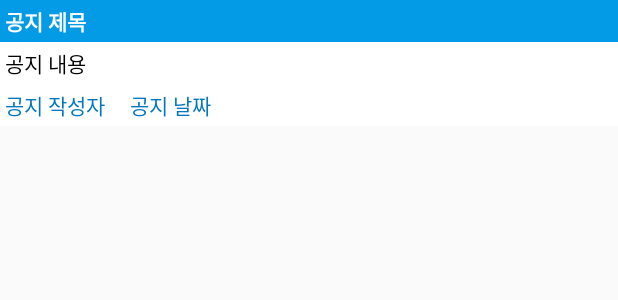
After one commit to nuyadkrap/NFC-Attendance-App, an Android app: the layout notice.xml on its own in the app's theme, with its tools: preview values and no code run, on a phone screen of 412 x 824 dp. The commit adds this screen. Shown: the top 300 px of the screen. Run offline under Robolectric (Android 15) with nearby library versions, the phone set to English and light mode, and no system bars; network calls fail.

Commit message:
NOTICE LIST

```diff
--- a/app/src/main/AndroidManifest.xml
+++ b/app/src/main/AndroidManifest.xml
@@ -28,6 +28,7 @@
         <activity android:name=".TimetableActivity" />
         <activity android:name=".CourseListActivity" />
         <activity android:name=".DeleteListActivity" />
+        <activity android:name=".NoticeActivity"/>
         <activity android:name=".LoginActivity">
             <intent-filter>
                 <action android:name="android.intent.action.MAIN" />
--- /dev/null
+++ b/app/src/main/res/layout/notice.xml
@@ -0,0 +1,80 @@
+<?xml version="1.0" encoding="utf-8"?>
+<LinearLayout xmlns:android="http://schemas.android.com/apk/res/android"
+    android:orientation="horizontal" android:layout_width="match_parent"
+    android:layout_height="wrap_content"
+    >
+    <LinearLayout
+        android:layout_width="match_parent"
+        android:layout_height="wrap_content"
+        android:orientation="vertical"
+
+        >
+
+        <LinearLayout
+            android:layout_width="match_parent"
+            android:layout_height="wrap_content"
+            android:background="@color/colorPrimary"
+            android:orientation="horizontal"
+            >
+
+
+            <TextView
+                android:id="@+id/noticeName"
+                android:layout_width="wrap_content"
+                android:layout_height="wrap_content"
+                android:layout_gravity="center"
+                android:padding="3dp"
+                android:text="공지 제목"
+                android:textColor="#ffffff"
+                android:textStyle="bold" />
+        </LinearLayout>
+
+        <LinearLayout
+            android:layout_width="match_parent"
+            android:layout_height="wrap_content"
+            android:background="#ffffff"
+            android:orientation="horizontal">
+
+            <TextView
+                android:id="@+id/noticeContent"
+                android:layout_width="match_parent"
+                android:layout_height="wrap_content"
+                android:layout_gravity="center"
+                android:padding="3dp"
+                android:text="공지 내용"
+                android:textColor="#000000"
+
+                />
+
+        </LinearLayout>
+
+        <LinearLayout
+            android:layout_width="match_parent"
+            android:layout_height="wrap_content"
+            android:background="#ffffff"
+            android:orientation="horizontal">
+            <TextView
+                android:id="@+id/userName"
+                android:layout_width="wrap_content"
+                android:layout_height="wrap_content"
+                android:layout_gravity="center"
+                android:padding="3dp"
+                android:text="공지 작성자"
+                android:textColor="@color/colorPrimaryDark"
+
+                />
+            <TextView
+                android:id="@+id/noticeDate"
+                android:layout_width="wrap_content"
+                android:layout_height="wrap_content"
+                android:layout_marginLeft="10dp"
+                android:layout_gravity="center"
+                android:padding="3dp"
+                android:text="공지 날짜"
+                android:textColor="@color/colorPrimaryDark"
+                />
+        </LinearLayout>
+
+    </LinearLayout>
+
+</LinearLayout>
--- a/build.gradle
+++ b/build.gradle
@@ -7,7 +7,7 @@ buildscript {
 
     }
     dependencies {
-        classpath 'com.android.tools.build:gradle:3.5.0'
+        classpath 'com.android.tools.build:gradle:3.5.1'
 
         // NOTE: Do not place your application dependencies here; they belong
         // in the individual module build.gradle files
```
Also changed, not shown: app/src/main/java/com/example/san/MainActivity.java (+9 -2 lines), app/src/main/java/com/example/san/Notice.java (added, +41 -0 lines), app/src/main/java/com/example/san/NoticeActivity.java (added, +136 -0 lines), app/src/main/java/com/example/san/NoticeAdapter.java (added, +57 -0 lines), app/src/main/res/layout/activity_main.xml (+18 -10 lines), app/src/main/res/layout/noticelist.xml (added, +44 -0 lines).
